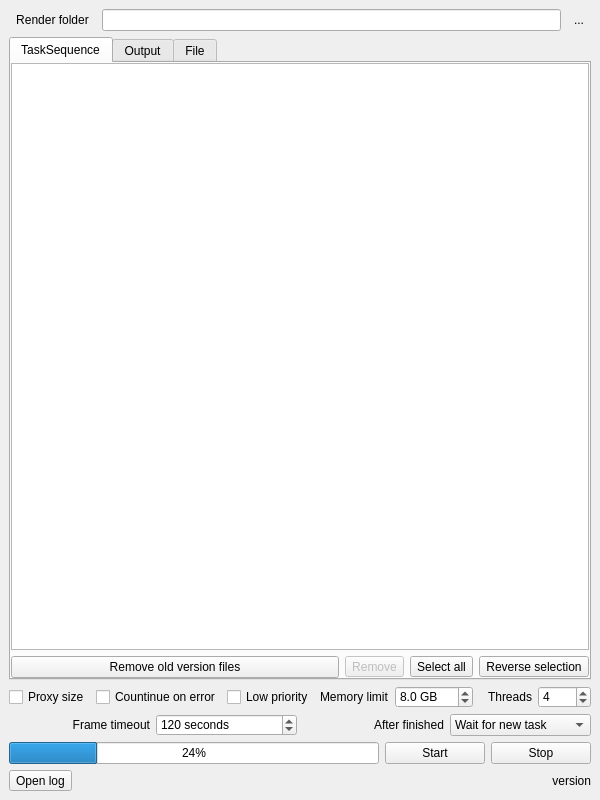
The window that lib/batchrender/view/mainwindow.ui (NateScarlet/NukeBatchRender) describes before a commit, drawn with Qt 5.
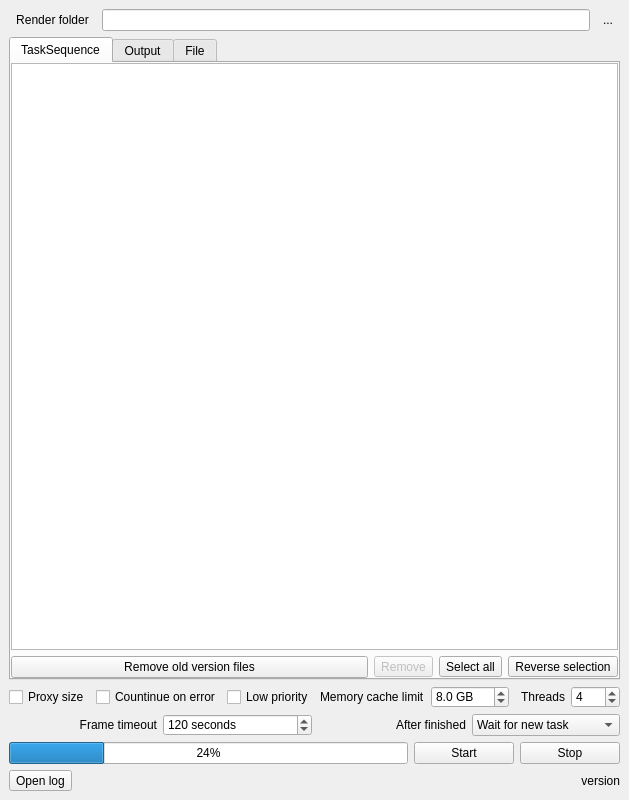
The same window after the commit.

Commit message: Fix timeout behavior about cache memory limit

What changed in the file:
```diff
--- a/lib/batchrender/view/mainwindow.ui
+++ b/lib/batchrender/view/mainwindow.ui
@@ -6,7 +6,7 @@
    <rect>
     <x>0</x>
     <y>0</y>
-    <width>600</width>
+    <width>629</width>
     <height>800</height>
    </rect>
   </property>
@@ -199,7 +199,7 @@
       <item alignment="Qt::AlignRight">
        <widget class="QLabel" name="label_3">
         <property name="text">
-         <string>Memory limit</string>
+         <string>Memory cache limit</string>
         </property>
        </widget>
       </item>
```
Left out of the diff: 5 changed lines with no effect on the pictures. The commit also changes 4 other files.
